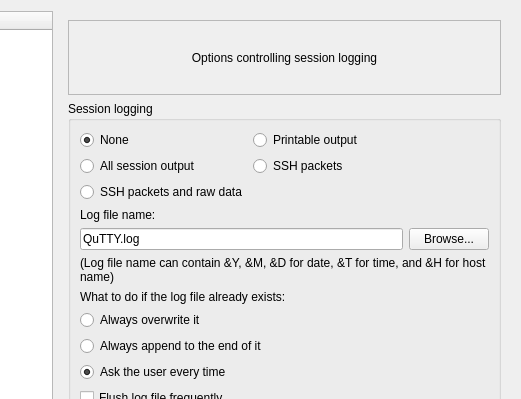
Above: GuiSettingsWindow.ui from rajendrant/qutty before the change; both pictures show x 158 to 679 and y 0 to 399 of the 679 by 561 pixel window. Below: the same form after it.
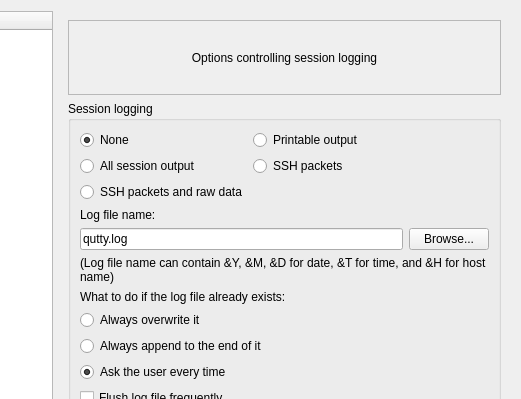
That is the form after the change. The open tabs and pages were chosen to show the change. Custom widgets are drawn as their Qt base class.

Commit message: Automatic session log filename is changed from putty.log to qutty.log

What changed in the file:
```diff
--- a/GuiSettingsWindow.ui
+++ b/GuiSettingsWindow.ui
@@ -638,7 +638,7 @@
               <item>
                <widget class="QLineEdit" name="le_sessionlog_filename">
                 <property name="text">
-                 <string>QuTTY.log</string>
+                 <string>qutty.log</string>
                 </property>
                </widget>
               </item>
```
The commit also changes 2 other files.
